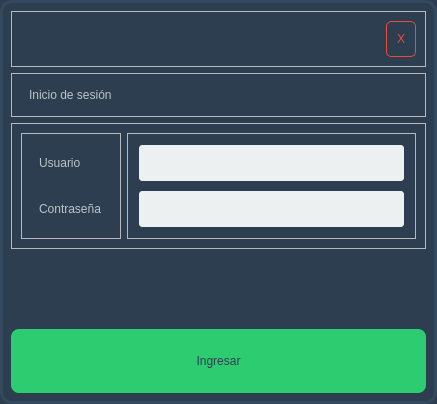
Old version of the form ui/LoginWindow.ui in the repository Julitocrack/crupython.
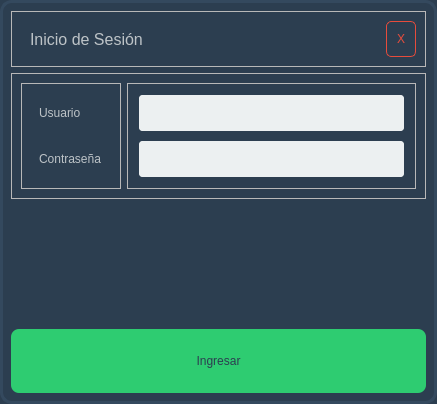
New version of the form.

Patch:
```diff
--- a/ui/LoginWindow.ui
+++ b/ui/LoginWindow.ui
@@ -99,6 +99,22 @@
       <enum>QFrame::Raised</enum>
      </property>
      <layout class="QHBoxLayout" name="horizontalLayout_2">
+      <item>
+       <widget class="QLabel" name="label">
+        <property name="font">
+         <font>
+          <family>Arial</family>
+          <pointsize>12</pointsize>
+          <weight>50</weight>
+          <italic>false</italic>
+          <bold>false</bold>
+         </font>
+        </property>
+        <property name="text">
+         <string>Inicio de Sesión</string>
+        </property>
+       </widget>
+      </item>
       <item>
        <spacer name="horizontalSpacer">
         <property name="orientation">
@@ -122,25 +138,6 @@
      </layout>
     </widget>
    </item>
-   <item>
-    <widget class="QFrame" name="frame">
-     <property name="frameShape">
-      <enum>QFrame::StyledPanel</enum>
-     </property>
-     <property name="frameShadow">
-      <enum>QFrame::Raised</enum>
-     </property>
-     <layout class="QVBoxLayout" name="verticalLayout_4">
-      <item>
-       <widget class="QLabel" name="label">
-        <property name="text">
-         <string>Inicio de sesión</string>
-        </property>
-       </widget>
-      </item>
-     </layout>
-    </widget>
-   </item>
    <item>
     <widget class="QFrame" name="frame_2">
      <property name="styleSheet">
```
